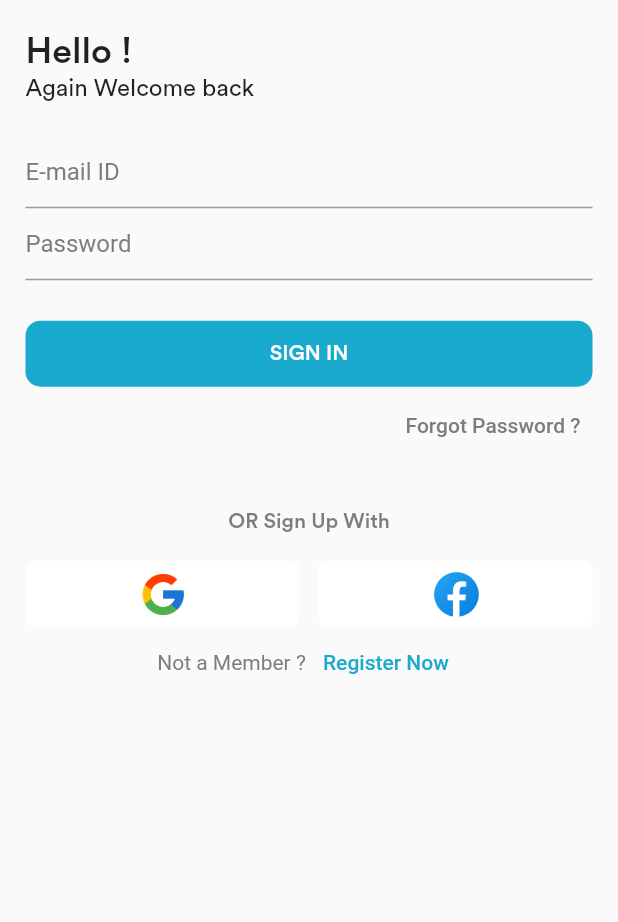
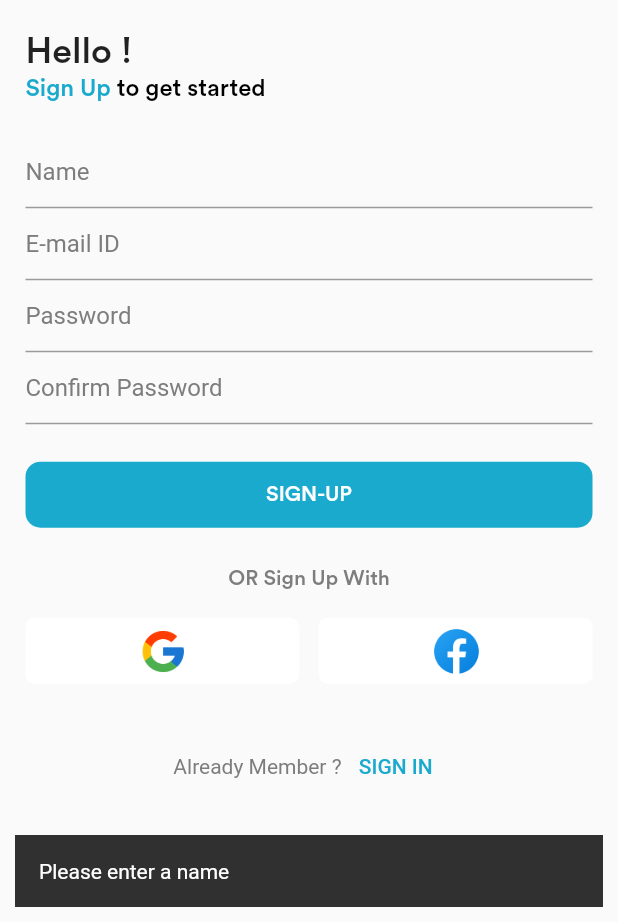
Before and after one commit to virajtalaviya/tasky_do-task_manager, a Flutter app: the SignUpScreen screen opened directly, after a tap on "SIGN-UP", on a phone screen of 412 x 824 dp, the part 314-1236 px from its top. Run offline on Flutter 3.47's test engine with Material 2 defaults, Android fonts, the phone set to English and light mode, and no system bars; our stand-ins replace firebase_auth, firebase_core, firebase_database, get, shared_preferences, table_calendar; accounts and stored records are empty.

Commit message:
firebase email authentication

```diff
--- a/lib/components/custom_safe_area.dart
+++ b/lib/components/custom_safe_area.dart
@@ -1,4 +1,5 @@
 import 'package:flutter/material.dart';
+import 'package:flutter/services.dart';
 
 class CustomSafeArea extends StatelessWidget {
   const CustomSafeArea({
@@ -9,11 +10,10 @@ class CustomSafeArea extends StatelessWidget {
 
   @override
   Widget build(BuildContext context) {
-    return Container(
-      color: Colors.white,
-      child: SafeArea(
-        child: child,
-      ),
+    return AnnotatedRegion<SystemUiOverlayStyle>(
+      // value: SystemUiOverlayStyle.light,
+      value: SystemUiOverlayStyle.dark,
+      child: child,
     );
   }
 }
--- /dev/null
+++ b/lib/components/custom_snackbar.dart
@@ -0,0 +1,13 @@
+import 'package:flutter/cupertino.dart';
+import 'package:get/get.dart';
+
+class CustomSnackBar {
+  static void displaySnackBar(String message) {
+    Get.rawSnackbar(
+      message: message,
+      margin: const EdgeInsets.all(10),
+      borderRadius: 0,
+      dismissDirection: DismissDirection.horizontal,
+    );
+  }
+}
--- /dev/null
+++ b/lib/controller/sign_up_controller.dart
@@ -0,0 +1,62 @@
+import 'package:firebase_auth/firebase_auth.dart';
+import 'package:firebase_database/firebase_database.dart';
+import 'package:flutter/cupertino.dart';
+import 'package:get/get.dart';
+import 'package:tasky_do/components/custom_snackbar.dart';
+
+class SignUpController {
+  FirebaseAuth auth = FirebaseAuth.instance;
+  FirebaseDatabase firebaseDatabase = FirebaseDatabase.instance;
+
+  TextEditingController nameController = TextEditingController();
+  TextEditingController emailController = TextEditingController();
+  TextEditingController passwordController = TextEditingController();
+  TextEditingController confirmPasswordController = TextEditingController();
+
+  void signUp() async {
+    if (!Get.isSnackbarOpen) {
+      if (nameController.text.trim().isEmpty) {
+        CustomSnackBar.displaySnackBar("Please enter a name");
+      } else if (emailController.text.trim().isEmpty) {
+        CustomSnackBar.displaySnackBar("Please enter an email");
+      } else if (passwordController.text.trim().isEmpty) {
+        CustomSnackBar.displaySnackBar("Please enter a password");
+      } else if (confirmPasswordController.text.trim().isEmpty) {
+        CustomSnackBar.displaySnackBar("Please enter a confirm password");
+      } else if (passwordController.text.trim() != confirmPasswordController.text.trim()) {
+        CustomSnackBar.displaySnackBar("Password and confirm password is not same");
+      } else {
+        try {
+          UserCredential userCredential = await auth
+              .createUserWithEmailAndPassword(
+            email: emailController.text,
+            password: passwordController.text,
+          )
+              .then((value) async {
+            await value.user?.updateDisplayName(nameController.text);
+            return value;
+          });
+          print("-------------${userCredential.user?.email}");
+          print("-------------${userCredential.user?.displayName}");
+          print("-------------${userCredential.user?.uid}");
+        } catch (_) {}
+      }
+    }
+
+    // AuthCredential credential = AuthCredential(providerId: providerId, signInMethod: signInMethod,)
+  }
+
+  void signUpWithGoogle() {}
+
+  void signUpWithFacebook() {}
+
+  void getUserInfo() async {
+    UserCredential userCredential = await auth.signInWithEmailAndPassword(
+      email: emailController.text,
+      password: passwordController.text,
+    );
+    print("-------------${userCredential.user?.email}");
+    print("-------------${userCredential.user?.displayName}");
+    print("-------------${userCredential.user?.uid}");
+  }
+}
--- a/lib/main.dart
+++ b/lib/main.dart
@@ -1,10 +1,15 @@
+import 'package:firebase_core/firebase_core.dart';
 import 'package:flutter/material.dart';
 import 'package:flutter/services.dart';
 import 'package:get/get.dart';
 import 'package:tasky_do/screen/splash_screen.dart';
+import 'package:tasky_do/utils/preference_utils.dart';
 
 void main() {
+  WidgetsFlutterBinding.ensureInitialized();
+  Firebase.initializeApp();
   runApp(const MyApp());
+  PreferenceUtils.init();
 }
 
 class MyApp extends StatelessWidget {
--- a/lib/screen/calendar_screen.dart
+++ b/lib/screen/calendar_screen.dart
@@ -1,6 +1,7 @@
 import 'package:flutter/material.dart';
 import 'package:get/get.dart';
 import 'package:table_calendar/table_calendar.dart';
+import 'package:tasky_do/components/custom_safe_area.dart';
 import 'package:tasky_do/constants/color_const.dart';
 import 'package:tasky_do/constants/font_family.dart';
 import 'package:tasky_do/constants/image_paths.dart';
@@ -13,7 +14,8 @@ class CalendarScreen extends StatelessWidget {
   @override
   Widget build(BuildContext context) {
     CalendarController calendarController = Get.put(CalendarController());
-    return Scaffold(
+    return CustomSafeArea(
+      child: Scaffold(
         appBar: AppBar(
           backgroundColor: Colors.white,
           elevation: 0,
@@ -192,6 +194,7 @@ class CalendarScreen extends StatelessWidget {
             width: 16,
           ),
         ),
+      ),
     );
   }
 }
--- a/lib/screen/favorite_screen.dart
+++ b/lib/screen/favorite_screen.dart
@@ -1,5 +1,6 @@
 import 'package:flutter/material.dart';
 import 'package:get/get.dart';
+import 'package:tasky_do/components/custom_safe_area.dart';
 import 'package:tasky_do/constants/color_const.dart';
 import 'package:tasky_do/constants/font_family.dart';
 import 'package:tasky_do/constants/image_paths.dart';
@@ -12,7 +13,8 @@ class FavouriteScreen extends StatelessWidget {
   @override
   Widget build(BuildContext context) {
     FavoriteController favoriteController = Get.put(FavoriteController());
-    return Scaffold(
+    return CustomSafeArea(
+      child: Scaffold(
         appBar: AppBar(
           backgroundColor: Colors.white,
           elevation: 0,
@@ -141,6 +143,7 @@ class FavouriteScreen extends StatelessWidget {
             width: 16,
           ),
         ),
+      ),
     );
   }
 }
--- a/lib/screen/profile_screen.dart
+++ b/lib/screen/profile_screen.dart
@@ -1,5 +1,6 @@
 import 'package:flutter/material.dart';
 import 'package:get/get.dart';
+import 'package:tasky_do/components/custom_safe_area.dart';
 import 'package:tasky_do/constants/color_const.dart';
 import 'package:tasky_do/constants/font_family.dart';
 import 'package:tasky_do/constants/image_paths.dart';
@@ -11,7 +12,8 @@ class ProfileScreen extends StatelessWidget {
   @override
   Widget build(BuildContext context) {
     ProfileController profileController = Get.put(ProfileController());
-    return Scaffold(
+    return CustomSafeArea(
+      child: Scaffold(
         backgroundColor: const Color(0xFFf5f5f5),
         appBar: AppBar(
           backgroundColor: Colors.white,
@@ -151,6 +153,7 @@ class ProfileScreen extends StatelessWidget {
             ),
           ),
         ),
+      ),
     );
   }
 }
--- a/lib/screen/sign_in_screen.dart
+++ b/lib/screen/sign_in_screen.dart
@@ -1,5 +1,6 @@
 import 'package:flutter/material.dart';
 import 'package:get/get.dart';
+import 'package:tasky_do/components/custom_safe_area.dart';
 import 'package:tasky_do/constants/color_const.dart';
 import 'package:tasky_do/constants/font_family.dart';
 import 'package:tasky_do/screen/home_screen.dart';
@@ -7,11 +8,13 @@ import 'package:tasky_do/screen/home_screen.dart';
 class SignInScreen extends StatelessWidget {
   const SignInScreen({Key? key}) : super(key: key);
 
+
   @override
   Widget build(BuildContext context) {
     double height = MediaQuery.of(context).size.height;
     double width = MediaQuery.of(context).size.width;
-    return Scaffold(
+    return CustomSafeArea(
+      child: Scaffold(
         body: Padding(
           padding: const EdgeInsets.only(left: 17, right: 17),
           child: SingleChildScrollView(
@@ -118,19 +121,25 @@ class SignInScreen extends StatelessWidget {
                 const SizedBox(height: 18),
                 Row(
                   children: [
-                  Expanded(
+                    InkWell(
+                      onTap: (){},
+                      child: Expanded(
                         child: Container(
                           height: 44,
                           decoration: BoxDecoration(color: Colors.white, borderRadius: BorderRadius.circular(6)),
                           child: Image.asset("asset/Google.png"),
                         ),
                       ),
+                    ),
                     const SizedBox(width: 13),
-                  Expanded(
+                    InkWell(
+                      onTap: (){},
+                      child: Expanded(
                         child: Container(
                           height: 44,
                           decoration: BoxDecoration(color: Colors.white, borderRadius: BorderRadius.circular(6)),
                           child: Image.asset("asset/facebook.png"),
+                        ),
                       ),
                     ),
                   ],
@@ -157,6 +166,7 @@ class SignInScreen extends StatelessWidget {
             ),
           ),
         ),
+      ),
     );
   }
 }
--- a/lib/screen/sign_up_screen.dart
+++ b/lib/screen/sign_up_screen.dart
@@ -1,19 +1,29 @@
 import 'package:flutter/material.dart';
 import 'package:get/get.dart';
+import 'package:tasky_do/components/custom_safe_area.dart';
+import 'package:tasky_do/components/custom_snackbar.dart';
 import 'package:tasky_do/constants/font_family.dart';
+import 'package:tasky_do/controller/sign_up_controller.dart';
 import 'package:tasky_do/screen/sign_in_screen.dart';
 
 class SignUpScreen extends StatelessWidget {
-  const SignUpScreen({Key? key}) : super(key: key);
+  SignUpScreen({Key? key}) : super(key: key);
+  final SignUpController signUpController = Get.put(SignUpController());
 
   @override
   Widget build(BuildContext context) {
     double height = MediaQuery.of(context).size.height;
     double width = MediaQuery.of(context).size.width;
-    return Scaffold(
+    return CustomSafeArea(
+      child: GestureDetector(
+        onTap: () {
+          FocusScope.of(context).requestFocus(FocusNode());
+        },
+        child: Scaffold(
           body: Padding(
             padding: const EdgeInsets.only(left: 17, right: 17),
             child: SingleChildScrollView(
+              physics: const BouncingScrollPhysics(),
               child: Column(
                 crossAxisAlignment: CrossAxisAlignment.start,
                 children: [
@@ -58,9 +68,10 @@ class SignUpScreen extends StatelessWidget {
                     ),
                   ),
                   const SizedBox(height: 23),
-              const TextField(
-                cursorColor: Color(0xff1AAACD),
-                decoration: InputDecoration(
+                  TextField(
+                    controller: signUpController.nameController,
+                    cursorColor: const Color(0xff1AAACD),
+                    decoration: const InputDecoration(
                       hintText: "Name",
                       hintStyle: TextStyle(color: Color(0xff7D7D7D), fontSize: 16, fontWeight: FontWeight.w400),
                       border: UnderlineInputBorder(
@@ -71,9 +82,10 @@ class SignUpScreen extends StatelessWidget {
                       ),
                     ),
                   ),
-              const TextField(
-                cursorColor: Color(0xff1AAACD),
-                decoration: InputDecoration(
+                  TextField(
+                    controller: signUpController.emailController,
+                    cursorColor: const Color(0xff1AAACD),
+                    decoration: const InputDecoration(
                       hintText: "E-mail ID",
                       hintStyle: TextStyle(color: Color(0xff7D7D7D), fontSize: 16, fontWeight: FontWeight.w400),
                       border: UnderlineInputBorder(
@@ -84,9 +96,10 @@ class SignUpScreen extends StatelessWidget {
                       ),
                     ),
                   ),
-              const TextField(
-                cursorColor: Color(0xff1AAACD),
-                decoration: InputDecoration(
+                  TextField(
+                    controller: signUpController.passwordController,
+                    cursorColor: const Color(0xff1AAACD),
+                    decoration: const InputDecoration(
                       hintText: "Password",
                       hintStyle: TextStyle(color: Color(0xff7D7D7D), fontSize: 16, fontWeight: FontWeight.w400),
                       border: UnderlineInputBorder(
@@ -97,9 +110,10 @@ class SignUpScreen extends StatelessWidget {
                       ),
                     ),
                   ),
-              const TextField(
-                cursorColor: Color(0xff1AAACD),
-                decoration: InputDecoration(
+                  TextField(
+                    controller: signUpController.confirmPasswordController,
+                    cursorColor: const Color(0xff1AAACD),
+                    decoration: const InputDecoration(
                       hintText: "Confirm Password",
                       hintStyle: TextStyle(color: Color(0xff7D7D7D), fontSize: 16, fontWeight: FontWeight.w400),
                       border: UnderlineInputBorder(
@@ -113,7 +127,8 @@ class SignUpScreen extends StatelessWidget {
                   const SizedBox(height: 23),
                   ElevatedButton(
                     onPressed: () {
-                  Get.to(() => const SignInScreen());
+                      signUpController.signUp();
+
                     },
                     style: ButtonStyle(
                       backgroundColor: MaterialStateProperty.all(const Color(0xff1AAACD)),
@@ -142,20 +157,29 @@ class SignUpScreen extends StatelessWidget {
                   ),
                   const SizedBox(height: 18),
                   Row(
+                    mainAxisSize: MainAxisSize.max,
                     children: [
                       Expanded(
+                        child: InkWell(
+                          onTap: () {
+                            signUpController.getUserInfo();
+                          },
                           child: Container(
                             height: 44,
                             decoration: BoxDecoration(color: Colors.white, borderRadius: BorderRadius.circular(6)),
-                      child: Image.asset("asset/Google.png"),
+                            child: Center(child: Image.asset("asset/Google.png")),
+                          ),
                         ),
                       ),
                       const SizedBox(width: 13),
                       Expanded(
+                        child: InkWell(
+                          onTap: () {},
                           child: Container(
                             height: 44,
                             decoration: BoxDecoration(color: Colors.white, borderRadius: BorderRadius.circular(6)),
-                      child: Image.asset("asset/facebook.png"),
+                            child: Center(child: Image.asset("asset/facebook.png")),
+                          ),
                         ),
                       ),
                     ],
@@ -169,7 +193,9 @@ class SignUpScreen extends StatelessWidget {
                         style: TextStyle(color: Color(0xFF7D7D7D)),
                       ),
                       TextButton(
-                    onPressed: () {},
+                        onPressed: () {
+                          Get.to(() => const SignInScreen());
+                        },
                         child: const Text(
                           "SIGN IN",
                           style: TextStyle(
@@ -183,6 +209,8 @@ class SignUpScreen extends StatelessWidget {
               ),
             ),
           ),
+        ),
+      ),
     );
   }
 }
--- a/lib/screen/splash_screen.dart
+++ b/lib/screen/splash_screen.dart
@@ -1,5 +1,6 @@
 import 'package:flutter/material.dart';
 import 'package:get/get.dart';
+import 'package:tasky_do/components/custom_safe_area.dart';
 import 'package:tasky_do/constants/font_family.dart';
 import 'package:tasky_do/controller/splash_controller.dart';
 
@@ -11,7 +12,8 @@ class SplashScreen extends StatelessWidget {
     return GetBuilder<SplashController>(
       init: SplashController(),
       builder: (controller) {
-        return Scaffold(
+        return CustomSafeArea(
+          child: Scaffold(
             body: Center(
               child: Column(
                 mainAxisSize: MainAxisSize.min,
@@ -33,6 +35,7 @@ class SplashScreen extends StatelessWidget {
                 ],
               ),
             ),
+          ),
         );
       },
     );
--- a/lib/screen/today_task_screen.dart
+++ b/lib/screen/today_task_screen.dart
@@ -1,5 +1,6 @@
 import 'package:flutter/material.dart';
 import 'package:get/get.dart';
+import 'package:tasky_do/components/custom_safe_area.dart';
 import 'package:tasky_do/constants/color_const.dart';
 import 'package:tasky_do/constants/font_family.dart';
 import 'package:tasky_do/constants/image_paths.dart';
@@ -12,7 +13,8 @@ class TodayTaskScreen extends StatelessWidget {
   @override
   Widget build(BuildContext context) {
     TodayTaskController todayTaskController = Get.put(TodayTaskController());
-    return Scaffold(
+    return CustomSafeArea(
+      child: Scaffold(
         appBar: AppBar(
           backgroundColor: Colors.white,
           elevation: 0,
@@ -141,6 +143,7 @@ class TodayTaskScreen extends StatelessWidget {
             width: 16,
           ),
         ),
+      ),
     );
   }
 }
```
Also changed, not shown: lib/controller/splash_controller.dart (+11 -6 lines), lib/screen/add_task_screen.dart (+40 -37 lines), lib/screen/on_boarding.dart (+7 -2 lines), lib/utils/preference_utils.dart (added, +29 -0 lines), pubspec.yaml (+11 -2 lines), asset/app_icon.png (added), pubspec.lock, 12 other files. Lines whose indentation alone changed are shown as unchanged.
